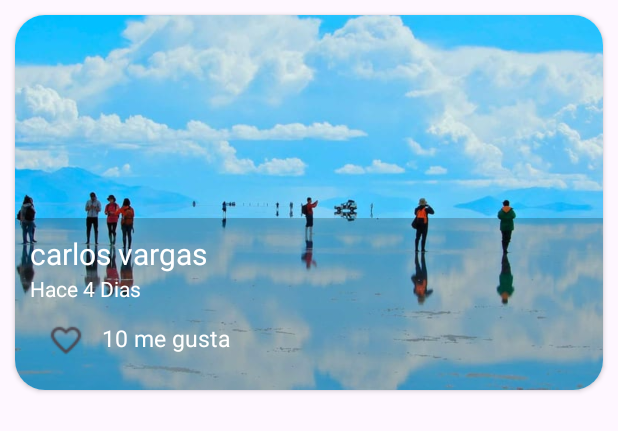
After one commit to jhamilgarcia/infograma, an Android app: the layout cardview_image.xml on its own in the app's theme, with its tools: preview values and no code run, on a phone screen of 412 x 824 dp. The commit adds this screen. Shown: the top 431 px of the screen. Run offline under Robolectric (Android 15) with nearby library versions, the phone set to English and light mode, and no system bars.

Commit message:
creacion del cardview con sus respectivas imagenes

```diff
--- /dev/null
+++ b/app/src/main/res/drawable/chekbox_selector.xml
@@ -0,0 +1,7 @@
+<?xml version="1.0" encoding="utf-8"?>
+<selector xmlns:android="http://schemas.android.com/apk/res/android">
+    <item android:drawable="@drawable/heart" android:state_checkable="false" />
+    <item android:drawable="@drawable/heart_full" android:state_checkable="true" />
+    <item android:drawable="@drawable/heart" />
+
+</selector>
--- /dev/null
+++ b/app/src/main/res/layout/cardview_image.xml
@@ -0,0 +1,76 @@
+<?xml version="1.0" encoding="utf-8"?>
+<androidx.cardview.widget.CardView xmlns:android="http://schemas.android.com/apk/res/android"
+    xmlns:app="http://schemas.android.com/apk/res-auto"
+    android:layout_width="match_parent"
+    android:layout_height="@dimen/height_cardview"
+    android:layout_margin="@dimen/margin_cardview"
+    app:cardCornerRadius="@dimen/corner_radius_cardview">
+
+    <FrameLayout
+        android:layout_width="match_parent"
+        android:layout_height="match_parent"
+        >
+
+        <ImageView
+            android:layout_width="match_parent"
+            android:layout_height="match_parent"
+            android:scaleType="centerCrop"
+            android:src="@drawable/uyuni" />
+
+        <LinearLayout
+            android:layout_width="match_parent"
+            android:layout_height="wrap_content"
+            android:background="@color/background_cardview"
+            android:layout_gravity="bottom"
+            android:padding="@dimen/padding_cardview"
+            android:orientation="vertical">
+
+            <TextView
+                android:layout_width="wrap_content"
+                android:layout_height="wrap_content"
+                android:text="@string/nombres"
+                android:textColor="@color/white"
+                android:textSize="20sp" />
+
+            <LinearLayout
+                android:layout_width="match_parent"
+                android:layout_height="wrap_content"
+                android:orientation="horizontal">
+                <TextView
+                    android:layout_width="wrap_content"
+                    android:layout_height="wrap_content"
+                    android:text="@string/hace"
+                    android:textSize="14sp"
+                    android:textColor="@color/white"/>
+
+                <TextView
+                    android:layout_width="wrap_content"
+                    android:layout_height="wrap_content"
+                    android:text="@string/Dias"
+                    android:textSize="14sp"
+                    android:textColor="@color/white"/>
+            </LinearLayout>
+
+            <LinearLayout
+                android:layout_width="match_parent"
+                android:layout_height="wrap_content"
+                android:orientation="horizontal">
+               <CheckBox
+                   android:layout_width="wrap_content"
+                   android:layout_height="wrap_content"
+                   android:button="@drawable/chekbox_selector"/>
+
+                <TextView
+                    android:layout_width="wrap_content"
+                    android:layout_height="wrap_content"
+                    android:text="@string/like"
+                    android:textSize="15sp"
+                    android:textColor="@color/white"/>
+
+            </LinearLayout>
+
+        </LinearLayout>
+
+    </FrameLayout>
+
+</androidx.cardview.widget.CardView>
--- a/app/src/main/res/values/colors.xml
+++ b/app/src/main/res/values/colors.xml
@@ -6,9 +6,7 @@
     <color name="colorPrimary">#2196F3</color>
     <color name="colorPrimaryDark">#1976D2</color>
     <color name="colorAccent">#ff4081</color>
-
-
-
+    <color name="background_cardview">#33000000</color>
 
 
 </resources>
--- a/app/src/main/res/values/dimens.xml
+++ b/app/src/main/res/values/dimens.xml
@@ -7,4 +7,8 @@
     <dimen name="textView_textSize">16sp</dimen>
     <dimen name="padding_create_account">40dp</dimen>
     <dimen name="marginTop_createAccont">35dp</dimen>
+    <dimen name="height_cardview">250dp</dimen>
+    <dimen name="corner_radius_cardview">20dp</dimen>
+    <dimen name="margin_cardview">10dp</dimen>
+    <dimen name="padding_cardview">10dp</dimen>
 </resources>
--- a/app/src/main/res/values/strings.xml
+++ b/app/src/main/res/values/strings.xml
@@ -11,4 +11,8 @@
     <string name="confirmar_contrasen_a">confirme contraseña</string>
     <string name="unir">ÚNETE</string>
     <string name="title_crear_cuenta">crear cuenta</string>
+    <string name="nombres">carlos vargas</string>
+    <string name="hace">Hace</string>
+    <string name="Dias">" 4 Dias"</string>
+    <string name="like">10 me gusta</string>
 </resources>
```
Also changed, not shown: app/src/main/res/drawable/heart.png (added), app/src/main/res/drawable/heart_full.png (added), app/src/main/res/drawable/salar_uyuni.webp (added), app/src/main/res/drawable/uyuni.jpg (added), 1 other file.
